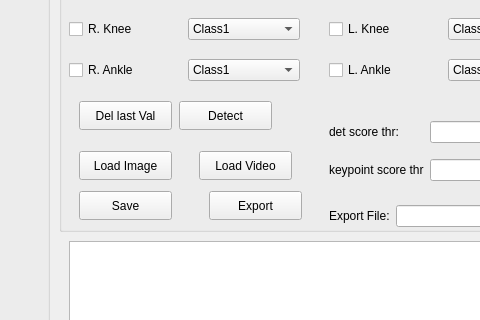
The window that form.ui (phutuan123vn/Action-Recogntion) describes before a commit, drawn with Qt 5; both pictures show x 721 to 1201 and y 379 to 699 of the 1315 by 781 pixel window.
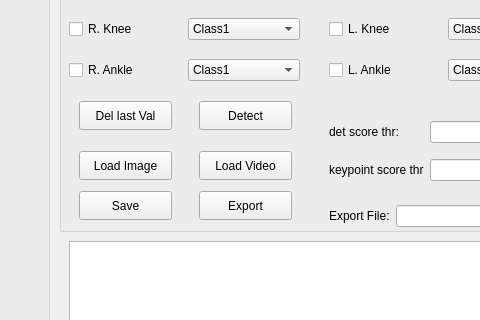
The same window after the commit.

The edit to the form file:
```diff
--- a/form.ui
+++ b/form.ui
@@ -263,7 +263,7 @@
    <widget class="QPushButton" name="btn_detect_vid">
     <property name="geometry">
      <rect>
-      <x>120</x>
+      <x>140</x>
       <y>450</y>
       <width>93</width>
       <height>29</height>
@@ -289,7 +289,7 @@
    <widget class="QPushButton" name="btn_export">
     <property name="geometry">
      <rect>
-      <x>150</x>
+      <x>140</x>
       <y>540</y>
       <width>93</width>
       <height>29</height>
```
Left out of the diff: 5 changed lines with no effect on the pictures.
